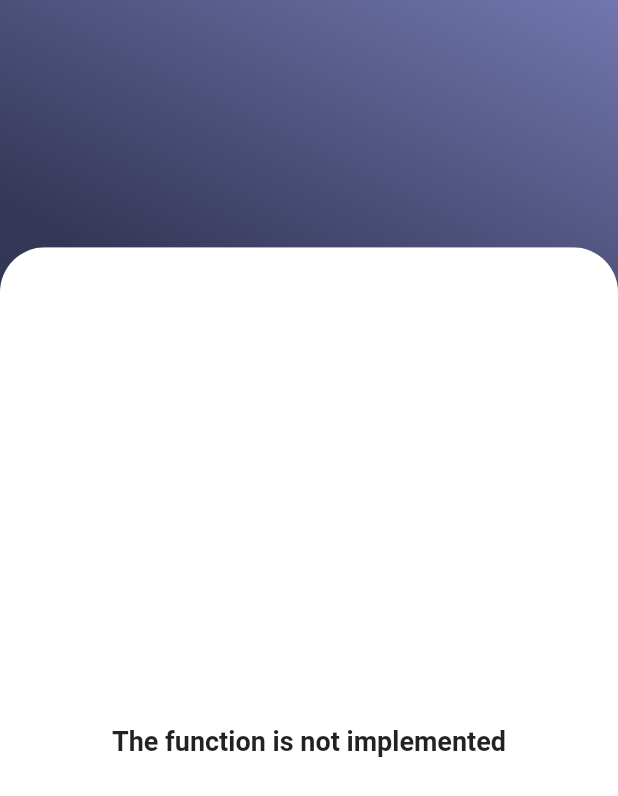
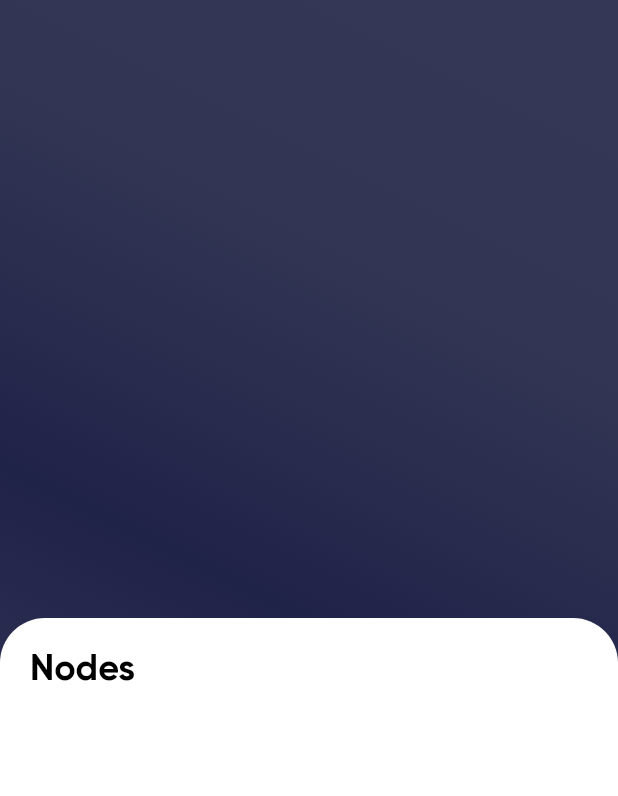
Before and after one commit to pasichDev/nososova, a Flutter app: the NodePage screen opened directly, on a phone screen of 412 x 824 dp. Shown: the top 796 px of the screen. Run offline on Flutter 3.47's test engine with Material 2 defaults, Android fonts, the phone set to English and light mode, and no system bars; our stand-ins replace bloc, connectivity_plus, convert, drift, file_picker, flutter_bloc and 10 more; missing offline and left inert: flutter_file_saver_dev, pointycastle, qr_code_scanner; accounts and stored records are empty; generated files the repository leaves out were written again; network calls fail.

Commit message:
optimization && correction

```diff
--- a/lib/blocs/events/coin_info_events.dart
+++ b/lib/blocs/events/coin_info_events.dart
@@ -2,5 +2,5 @@
 
 abstract class CoinInfoEvent {}
 
-class InitFetchCoinApi extends CoinInfoEvent {}
+class InitFetchHistory extends CoinInfoEvent {}
 class CancelFetchHistory extends CoinInfoEvent {}
--- a/lib/l10n/app_localizations.dart
+++ b/lib/l10n/app_localizations.dart
@@ -410,6 +410,102 @@ abstract class AppLocalizations {
   /// In en, this message translates to:
   /// **'Synchronization'**
   String get sync;
+
+  /// No description provided for @information.
+  ///
+  /// In en, this message translates to:
+  /// **'Information'**
+  String get information;
+
+  /// No description provided for @masternodes.
+  ///
+  /// In en, this message translates to:
+  /// **'Masternodes'**
+  String get masternodes;
+
+  /// No description provided for @blocksRemaining.
+  ///
+  /// In en, this message translates to:
+  /// **'Blocks Remaining'**
+  String get blocksRemaining;
+
+  /// No description provided for @daysUntilNextHalving.
+  ///
+  /// In en, this message translates to:
+  /// **'Days until Next Halving'**
+  String get daysUntilNextHalving;
+
+  /// No description provided for @numberOfMinedCoins.
+  ///
+  /// In en, this message translates to:
+  /// **'Number of mined coins'**
+  String get numberOfMinedCoins;
+
+  /// No description provided for @coinsLocked.
+  ///
+  /// In en, this message translates to:
+  /// **'Coins Locked'**
+  String get coinsLocked;
+
+  /// No description provided for @marketcap.
+  ///
+  /// In en, this message translates to:
+  /// **'Noso Marketcap'**
+  String get marketcap;
+
+  /// No description provided for @tvl.
+  ///
+  /// In en, this message translates to:
+  /// **'Total Value Locked'**
+  String get tvl;
+
+  /// No description provided for @maxPriceStory.
+  ///
+  /// In en, this message translates to:
+  /// **'Maximum price per story'**
+  String get maxPriceStory;
+
+  /// No description provided for @activeNodes.
+  ///
+  /// In en, this message translates to:
+  /// **'Active nodes'**
+  String get activeNodes;
+
+  /// No description provided for @tmr.
+  ///
+  /// In en, this message translates to:
+  /// **'Total MasterNode Reward'**
+  String get tmr;
+
+  /// No description provided for @nbr.
+  ///
+  /// In en, this message translates to:
+  /// **'Node Block Reward'**
+  String get nbr;
+
+  /// No description provided for @nr24.
+  ///
+  /// In en, this message translates to:
+  /// **'Node 24hr Reward'**
+  String get nr24;
+
+  /// No description provided for @nr7.
+  ///
+  /// In en, this message translates to:
+  /// **'Node 7 day Reward'**
+  String get nr7;
+
+  /// No description provided for @nr30.
+  ///
+  /// In en, this message translates to:
+  /// **'Node 30 day Reward'**
+  String get nr30;
+
+  /// No description provided for @nosoPrice.
+  ///
+  /// In en, this message translates to:
+  /// **'Noso Price'**
+  String get nosoPrice;
 }
 
 class _AppLocalizationsDelegate extends LocalizationsDelegate<AppLocalizations> {
--- a/lib/models/apiLiveCoinWatch/full_info_coin.dart
+++ b/lib/models/apiLiveCoinWatch/full_info_coin.dart
@@ -4,6 +4,7 @@ part 'full_info_coin.g.dart';
 
 @JsonSerializable()
 class FullInfoCoin {
+
   @JsonKey(defaultValue: "")
   String code;
 
--- a/lib/ui/pages/node/node_page.dart
+++ b/lib/ui/pages/node/node_page.dart
@@ -1,5 +1,5 @@
 import 'package:flutter/material.dart';
-import 'package:nososova/l10n/app_localizations.dart';
+import 'package:nososova/ui/theme/style/text_style.dart';
 
 import '../../theme/decoration/other_gradient_decoration.dart';
 
@@ -23,6 +23,23 @@ class NodeBody extends StatelessWidget {
       decoration: const OtherGradientDecoration(),
       child: Stack(
         children: [
+          Column(
+              mainAxisAlignment: MainAxisAlignment.start,
+              crossAxisAlignment: CrossAxisAlignment.start,
+              children: [
+                SafeArea(
+                    child: Padding(
+                        padding: const EdgeInsets.symmetric(horizontal: 30.0),
+                        child: Container(
+                          width: double.infinity,
+                          child: Column(
+                            crossAxisAlignment: CrossAxisAlignment.start,
+                            children: [
+
+                            ],
+                          ),
+                        )))
+              ]),
           Positioned(
             bottom: 0,
             left: 0,
@@ -35,16 +52,11 @@ class NodeBody extends StatelessWidget {
               child: Container(
                 padding: const EdgeInsets.symmetric(
                     horizontal: 20.0, vertical: 20.0),
-                height: MediaQuery.of(context).size.height * 0.8,
+                height: MediaQuery.of(context).size.height * 0.5,
                 color: Colors.white,
-                child:  Center(
-                  child: Text(
-                    AppLocalizations.of(context)!.notImplemented,
-                    style: const TextStyle(
-                      fontSize: 18.0,
-                      fontWeight: FontWeight.bold,
-                    ),
-                  ),
+                child: const Text(
+                 "Nodes",
+                  style: AppTextStyles.categoryStyle
                 ),
               ),
             ),
--- a/lib/ui/theme/decoration/other_gradient_decoration.dart
+++ b/lib/ui/theme/decoration/other_gradient_decoration.dart
@@ -8,9 +8,10 @@ class OtherGradientDecoration extends BoxDecoration {
             end: Alignment.topRight,
             colors: [
               Color(0xff1a1106),
-              Color(0xFF2B2F4F),
-              Color(0xFF343756),
-              Color(0xFF7177AF)],
+              Color(0xFF323657),
+              Color(0xFF202348),
+              Color(0xFF323654),
+              Color(0xFF343756),],
           ),
         );
 }
--- a/lib/utils/noso/nosocore.dart
+++ b/lib/utils/noso/nosocore.dart
@@ -91,7 +91,7 @@ final class NosoCore extends NosoCrypto {
       return ParseMNInfo();
     }
     final tokens = String.fromCharCodes(response).split(' ');
-    print(tokens);
+
     if (tokens.length > 1) {
       tokens.skip(1);
 
--- a/pubspec.yaml
+++ b/pubspec.yaml
@@ -42,6 +42,7 @@ dependencies:
   json_annotation: ^4.8.1
   json_serializable: ^6.7.1
   url_launcher: ^6.2.1
+  loading_animation_widget: ^1.2.0+4
 
 
 dev_dependencies:
@@ -73,6 +74,7 @@ flutter:
     - assets/
     - assets/fonts/
     - assets/icons/
+    - lib/generated/
 
   generate: true
   uses-material-design: true
```
Also changed, not shown: lib/blocs/app_data_bloc.dart (+24 -19 lines), lib/blocs/coin_info_bloc.dart (+27 -13 lines), lib/l10n/app_localizations_en.dart (+48 -0 lines), lib/l10n/app_localizations_uk.dart (+48 -0 lines), lib/l10n/arb/app_en.arb (+18 -1 lines), lib/l10n/arb/app_uk.arb (+18 -1 lines), lib/main_page.dart (+5 -5 lines), lib/models/app/info_coin.dart (+4 -4 lines), lib/ui/components/network_info.dart (+14 -4 lines), lib/ui/pages/info/info_page.dart (+35 -20 lines), lib/ui/pages/wallets/screens/card_header.dart (+15 -5 lines), pubspec.lock.
